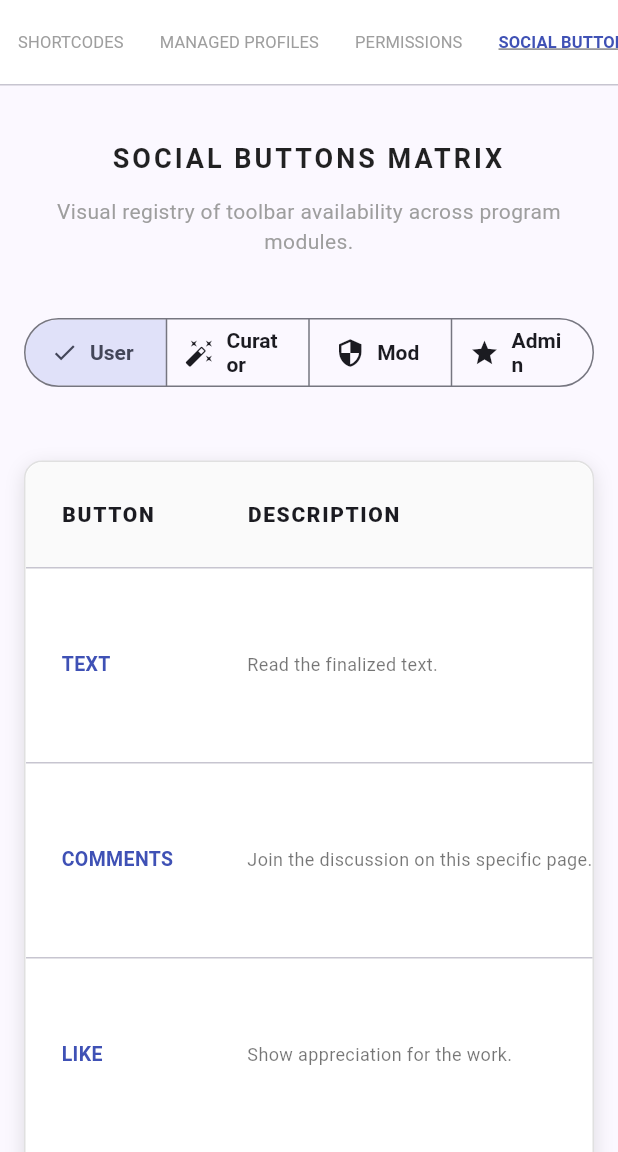
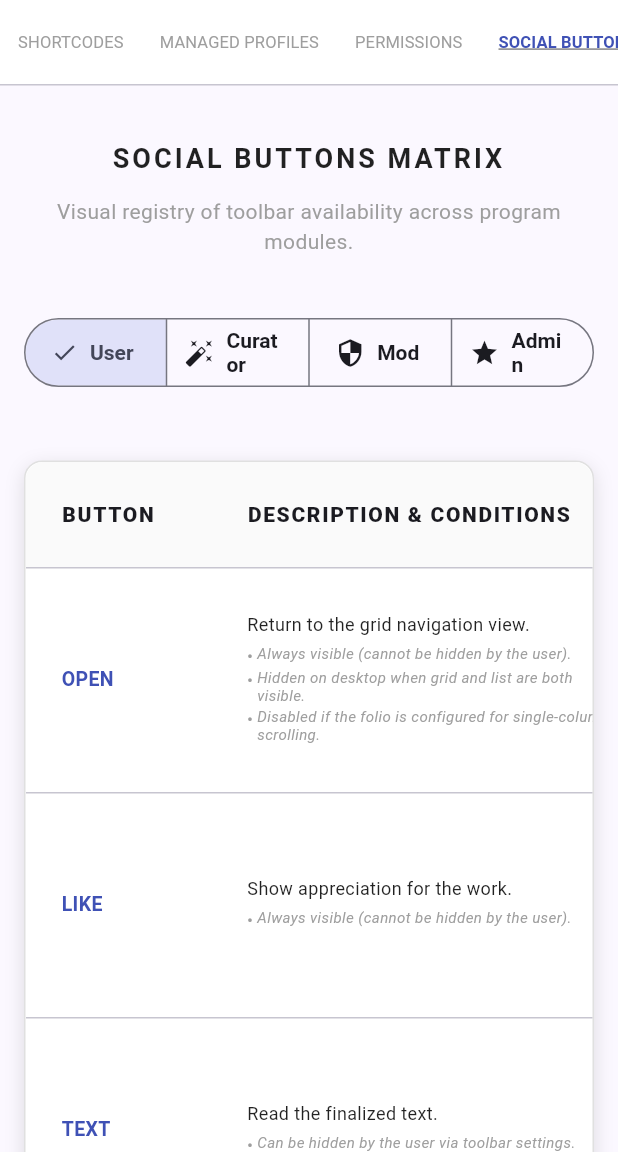
Before and after one commit to Git-bqopd/bqopd, a Flutter app: the SettingsPage screen opened by its route, after a tap on "MANAGED PROFILES", after a tap on "PERMISSIONS", after a tap on "SOCIAL BUTTONS", on a phone screen of 412 x 824 dp, the part 84-1236 px from its top. Run offline on Flutter 3.47's test engine with Material 3 defaults, Android fonts, the phone set to English and light mode, and no system bars; our stand-ins replace cloud_firestore, cloud_functions, equatable, file_picker, firebase_auth, firebase_core and 7 more; missing offline and left inert: dart:js_interop, flutter_google_places_sdk; accounts and stored records are empty.

Commit message:
Fixing social buttons: updated admin matrix and some icons.

```diff
--- a/lib/components/dynamic_social_toolbar.dart
+++ b/lib/components/dynamic_social_toolbar.dart
@@ -56,12 +56,13 @@ class _DynamicSocialToolbarState extends State<DynamicSocialToolbar> {
 
   StreamSubscription? _imageSub;
   String? _fanzineShortCode;
+  bool _isTwoPage = true; // NEW: Pulled from Fanzine database record
 
   @override
   void initState() {
     super.initState();
     _listenToStats();
-    _fetchFanzineShortcode();
+    _fetchFanzineData();
   }
 
   @override
@@ -72,12 +73,12 @@ class _DynamicSocialToolbarState extends State<DynamicSocialToolbar> {
       _listenToStats();
     }
     if (oldWidget.fanzineId != widget.fanzineId) {
-      _fetchFanzineShortcode();
+      _fetchFanzineData();
     }
   }
 
-  /// Fetches the readable shortcode for the fanzine to generate clean URLs.
-  Future<void> _fetchFanzineShortcode() async {
+  /// Fetches the readable shortcode and format variables (like twoPage) for the fanzine.
+  Future<void> _fetchFanzineData() async {
     if (widget.fanzineId == null || widget.fanzineId!.isEmpty) return;
 
     try {
@@ -89,6 +90,7 @@ class _DynamicSocialToolbarState extends State<DynamicSocialToolbar> {
       if (doc.exists && mounted) {
         setState(() {
           _fanzineShortCode = doc.data()?['shortCode'];
+          _isTwoPage = doc.data()?['twoPage'] ?? true;
         });
       }
     } catch (_) {}
@@ -195,11 +197,16 @@ class _DynamicSocialToolbarState extends State<DynamicSocialToolbar> {
         isGame: widget.isGame,
         isIndiciaPage: widget.isIndiciaPage,
         canOpenGrid: widget.onOpenGrid != null,
+        isTwoPage: _isTwoPage, // Passing the format control downstream
       );
 
       if (!isContextuallyVisible) return false;
 
-      final isVisibleByUser = userProvider.socialButtonVisibility[tool.id] ?? true;
+      // Ensure Core Tools bypass the user preferences so they can never be hidden
+      final isVisibleByUser = (tool.id == 'Settings' || tool.id == 'Grid' || tool.id == 'Like')
+          ? true
+          : (userProvider.socialButtonVisibility[tool.id] ?? true);
+
       return isVisibleByUser;
     }).toList();
 
--- a/lib/config/reader_tools_config.dart
+++ b/lib/config/reader_tools_config.dart
@@ -13,6 +13,7 @@ class ReaderToolsConfig {
     bool isGame = false,
     bool isIndiciaPage = false,
     bool canOpenGrid = false,
+    bool isTwoPage = true, // Passed to determine if fanzine allows grid rendering
   }) {
     // 1. Role Gate
     final bool isElevated = userRole == 'admin' || userRole == 'moderator' || userRole == 'curator';
@@ -33,7 +34,8 @@ class ReaderToolsConfig {
         if (!isIndiciaPage) return false;
         break;
       case ToolCondition.hideOnDesktopSplit:
-        if (!canOpenGrid) return false;
+        if (!isTwoPage) return false; // Hidden if the fanzine is list-only
+        if (!canOpenGrid) return false; // Hidden if already on desktop split or grid unavailable
         break;
       case ToolCondition.requiresOcrPipeline:
         if (fanzineType == 'folio' || fanzineType == 'calendar') return false;
@@ -47,7 +49,25 @@ class ReaderToolsConfig {
   }
 
   static const List<ReaderTool> tools = [
-    // --- PUBLIC TOOLS ---
+    // --- CORE PUBLIC TOOLS (Locked Order & Always Visible) ---
+    ReaderTool(
+      id: 'Grid',
+      label: 'open',
+      description: 'Return to the grid navigation view.',
+      defaultIcon: Icons.import_contacts,
+      action: ToolAction.switchToGridView,
+      condition: ToolCondition.hideOnDesktopSplit,
+    ),
+    ReaderTool(
+      id: 'Like',
+      label: 'like',
+      description: 'Show appreciation for the work.',
+      defaultIcon: Icons.favorite_border,
+      activeIcon: Icons.favorite,
+      action: ToolAction.toggleLike,
+    ),
+
+    // --- STANDARD PUBLIC TOOLS ---
     ReaderTool(
       id: 'Text',
       label: 'text',
@@ -67,36 +87,11 @@ class ReaderToolsConfig {
       bonusRow: BonusRowType.comments,
     ),
     ReaderTool(
-      id: 'Like',
-      label: 'like',
-      description: 'Show appreciation for the work.',
-      defaultIcon: Icons.favorite_border,
-      activeIcon: Icons.favorite,
-      action: ToolAction.toggleLike,
-    ),
-    ReaderTool(
       id: 'Share',
       label: 'share',
       description: 'Copy a deep-link to this specific page.',
       defaultIcon: Icons.share_outlined,
       action: ToolAction.copyShareLink,
-    ),
-    ReaderTool(
-      id: 'Grid',
-      label: 'open',
-      description: 'Return to the grid navigation view.',
-      defaultIcon: Icons.grid_view,
-      action: ToolAction.switchToGridView,
-      condition: ToolCondition.hideOnDesktopSplit,
-    ),
-    ReaderTool(
-      id: 'Settings',
-      label: 'buttons',
-      description: 'Customize which buttons appear on your toolbar.',
-      defaultIcon: Icons.settings_outlined,
-      activeIcon: Icons.settings,
-      action: ToolAction.openBonusRow,
-      bonusRow: BonusRowType.settings,
     ),
 
     // --- CONDITIONAL PUBLIC TOOLS ---
@@ -142,8 +137,8 @@ class ReaderToolsConfig {
       id: 'Entities',
       label: 'entities',
       description: 'View the people and subjects mentioned on this page.',
-      defaultIcon: Icons.link_outlined,
-      activeIcon: Icons.link,
+      defaultIcon: Icons.smart_toy_outlined, // Replaced Icon
+      activeIcon: Icons.smart_toy, // Replaced Icon
       action: ToolAction.openBonusRow,
       condition: ToolCondition.requiresOcrPipeline,
       bonusRow: BonusRowType.entities,
@@ -198,5 +193,16 @@ class ReaderToolsConfig {
       action: ToolAction.openBonusRow,
       bonusRow: BonusRowType.credits,
     ),
+
+    // --- SETTINGS TOOL (Absolute Last) ---
+    ReaderTool(
+      id: 'Settings',
+      label: 'buttons',
+      description: 'Customize which buttons appear on your toolbar.',
+      defaultIcon: Icons.all_inclusive, // Changed to all_inclusive
+      activeIcon: Icons.all_inclusive,  // Changed to all_inclusive
+      action: ToolAction.openBonusRow,
+      bonusRow: BonusRowType.settings,
+    ),
   ];
 }
--- a/lib/widgets/hashtag_bar.dart
+++ b/lib/widgets/hashtag_bar.dart
@@ -113,13 +113,20 @@ class _HashtagBarState extends State<HashtagBar> {
                   borderRadius: const BorderRadius.horizontal(left: Radius.circular(20)),
                   child: Padding(
                     padding: const EdgeInsets.only(left: 10, right: 6, top: 4, bottom: 4),
-                    child: Text(
-                      "#${item.name}",
-                      style: TextStyle(
-                        fontSize: 11,
-                        color: color,
-                        fontWeight: item.hasVoted ? FontWeight.bold : FontWeight.normal,
-                      ),
+                    child: Row(
+                      mainAxisSize: MainAxisSize.min,
+                      children: [
+                        Icon(Icons.tag, size: 10, color: color), // Keeping hashtag icon here as requested
+                        const SizedBox(width: 2),
+                        Text(
+                          item.name,
+                          style: TextStyle(
+                            fontSize: 11,
+                            color: color,
+                            fontWeight: item.hasVoted ? FontWeight.bold : FontWeight.normal,
+                          ),
+                        ),
+                      ],
                     ),
                   ),
                 ),
@@ -131,7 +138,7 @@ class _HashtagBarState extends State<HashtagBar> {
                   color: color.withValues(alpha: 0.3),
                 ),
 
-                // RIGHT SIDE: Vote Action (Now using Icons.tag)
+                // RIGHT SIDE: Vote Action (Now using Star/StarBorder)
                 InkWell(
                   onTap: () => _handleVote(item.name, item.hasVoted),
                   borderRadius: const BorderRadius.horizontal(right: Radius.circular(20)),
@@ -141,8 +148,8 @@ class _HashtagBarState extends State<HashtagBar> {
                       mainAxisSize: MainAxisSize.min,
                       children: [
                         Icon(
-                            Icons.tag,
-                            size: 12,
+                            item.hasVoted ? Icons.star : Icons.star_border,
+                            size: 14,
                             color: color
                         ),
                         const SizedBox(width: 4),
--- a/lib/widgets/reader_panels/settings_panel.dart
+++ b/lib/widgets/reader_panels/settings_panel.dart
@@ -12,9 +12,14 @@ class SettingsPanel extends StatelessWidget {
   Widget build(BuildContext context) {
     final userProvider = Provider.of<UserProvider>(context);
 
-    // Grab all public tools so the user can toggle them on/off, excluding the Settings button itself
+    // Grab all public tools so the user can toggle them on/off.
+    // Excludes 'Settings', 'Grid' (Open), and 'Like' so they can never be hidden.
     final togglableTools = ReaderToolsConfig.tools
-        .where((t) => t.id != 'Settings' && t.role == ToolRole.public)
+        .where((t) =>
+    t.id != 'Settings' &&
+        t.id != 'Grid' &&
+        t.id != 'Like' &&
+        t.role == ToolRole.public)
         .toList();
 
     return Column(
--- a/lib/widgets/reader_panels/social_matrix_tab.dart
+++ b/lib/widgets/reader_panels/social_matrix_tab.dart
@@ -12,6 +12,53 @@ class SocialMatrixTab extends StatefulWidget {
 
 class _SocialMatrixTabState extends State<SocialMatrixTab> {
   String _selectedRole = 'user'; // user, curator, moderator, admin
+
+  List<String> _getConditionBullets(ReaderTool tool) {
+    List<String> bullets = [];
+
+    // 1. Role & Mode Restrictions
+    if (tool.role == ToolRole.editor) {
+      bullets.add("Restricted to Curators, Moderators, and Admins.");
+      bullets.add("Only visible while in Edit Mode.");
+    }
+
+    // 2. User Toggles (Matching the logic in SettingsPanel & DynamicSocialToolbar)
+    if (tool.role == ToolRole.public) {
+      if (tool.id == 'Settings' || tool.id == 'Grid' || tool.id == 'Like') {
+        bullets.add("Always visible (cannot be hidden by the user).");
+      } else {
+        bullets.add("Can be hidden by the user via toolbar settings.");
+      }
+    }
+
+    // 3. Technical & Content Conditions
+    switch (tool.condition) {
+      case ToolCondition.requiresYouTube:
+        bullets.add("Requires a YouTube ID attached by a maker/editor.");
+        break;
+      case ToolCondition.requiresGame:
+        bullets.add("Requires the Terminal/Game flag enabled by a maker/editor.");
+        break;
+      case ToolCondition.requiresIndicia:
+        bullets.add("Only visible on the issue's designated Indicia page.");
+        break;
+      case ToolCondition.requiresOcrPipeline:
+        bullets.add("Only available for auto-processed archival works (requires OCR).");
+        break;
+      case ToolCondition.hideOnDesktopSplit:
+        bullets.add("Hidden on desktop when grid and list are both visible.");
+        bullets.add("Disabled if the folio is configured for single-column scrolling.");
+        break;
+      case ToolCondition.requiresTwoPage:
+        bullets.add("Requires the folio to have Two-Page view enabled.");
+        break;
+      case ToolCondition.always:
+      default:
+        break;
+    }
+
+    return bullets;
+  }
 
   @override
   Widget build(BuildContext context) {
@@ -79,12 +126,12 @@ class _SocialMatrixTabState extends State<SocialMatrixTab> {
               child: DataTable(
                 columnSpacing: 48,
                 dataRowMinHeight: 110,
-                dataRowMaxHeight: 130,
+                dataRowMaxHeight: 150,
                 headingRowHeight: 70,
                 headingRowColor: WidgetStateProperty.all(Colors.grey[50]),
                 columns: [
                   const DataColumn(label: Text('BUTTON', style: TextStyle(fontWeight: FontWeight.w900, letterSpacing: 1.1))),
-                  const DataColumn(label: Text('DESCRIPTION', style: TextStyle(fontWeight: FontWeight.w900, letterSpacing: 1.1))),
+                  const DataColumn(label: Text('DESCRIPTION & CONDITIONS', style: TextStyle(fontWeight: FontWeight.w900, letterSpacing: 1.1))),
                   const DataColumn(label: Expanded(child: Text('Reader\n(Public)', textAlign: TextAlign.center, style: TextStyle(fontWeight: FontWeight.w900)))),
                   const DataColumn(label: Expanded(child: Text('Maker\n(Manual)', textAlign: TextAlign.center, style: TextStyle(fontWeight: FontWeight.w900)))),
                   DataColumn(
@@ -101,7 +148,31 @@ class _SocialMatrixTabState extends State<SocialMatrixTab> {
                     DataCell(Text(tool.label.toUpperCase(), style: const TextStyle(fontWeight: FontWeight.bold, fontSize: 13, color: Colors.indigo))),
                     DataCell(SizedBox(
                       width: 250,
-                      child: Text(tool.description, style: const TextStyle(fontSize: 12, height: 1.4, color: Colors.black54)),
+                      child: Column(
+                        crossAxisAlignment: CrossAxisAlignment.start,
+                        mainAxisAlignment: MainAxisAlignment.center,
+                        children: [
+                          Text(tool.description, style: const TextStyle(fontSize: 12, height: 1.4, color: Colors.black87)),
+                          if (_getConditionBullets(tool).isNotEmpty) const SizedBox(height: 6),
+                          ..._getConditionBullets(tool).map((bullet) =>
+                              Padding(
+                                padding: const EdgeInsets.only(bottom: 2),
+                                child: Row(
+                                  crossAxisAlignment: CrossAxisAlignment.start,
+                                  children: [
+                                    const Text("• ", style: TextStyle(fontSize: 10, color: Colors.grey, fontWeight: FontWeight.bold)),
+                                    Expanded(
+                                      child: Text(
+                                          bullet,
+                                          style: const TextStyle(fontSize: 10, color: Colors.grey, fontStyle: FontStyle.italic, height: 1.2)
+                                      ),
+                                    ),
+                                  ],
+                                ),
+                              ),
+                          ),
+                        ],
+                      ),
                     )),
                     DataCell(Center(child: _buildPreview(tool, false, 'ingested'))),
                     DataCell(Center(child: _buildPreview(tool, true, 'folio'))),
@@ -132,6 +203,7 @@ class _SocialMatrixTabState extends State<SocialMatrixTab> {
       isGame: true,
       isIndiciaPage: true,
       canOpenGrid: true,
+      isTwoPage: true, // Mocked as true for matrix previews
     );
 
     if (!isVisible) {
```
